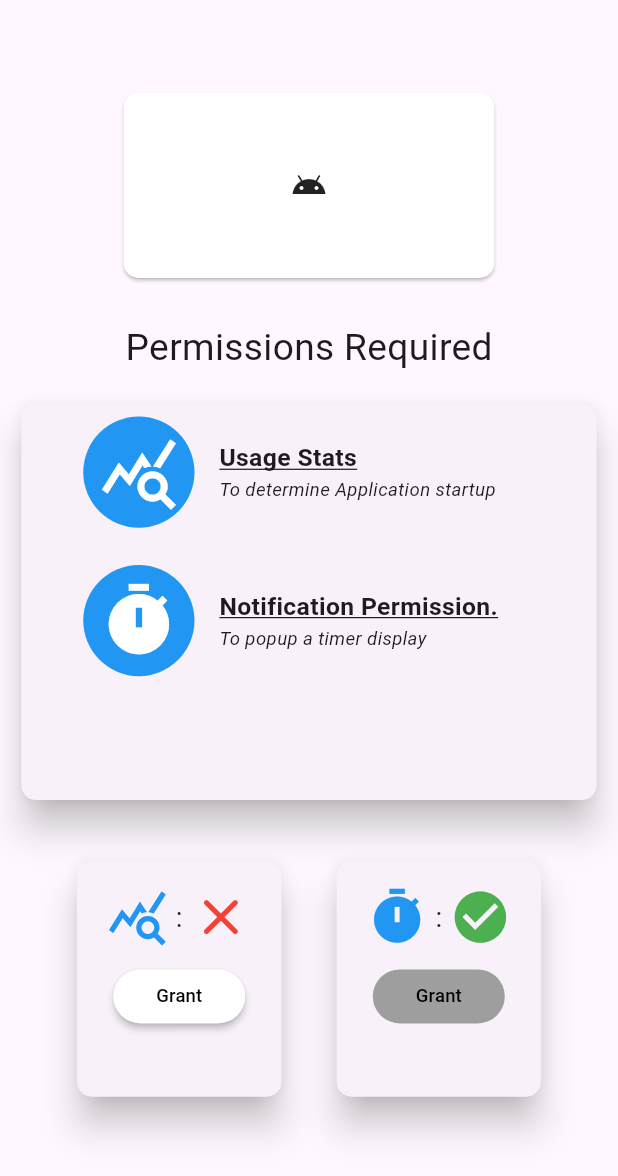
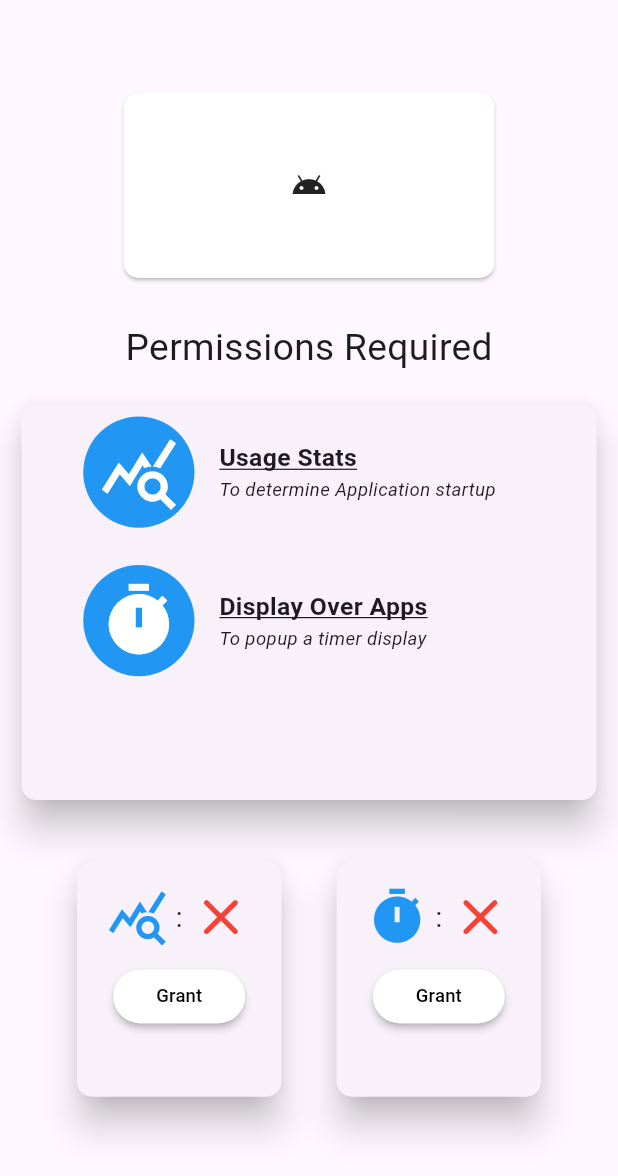
Before and after one commit to 0xharkirat/think_lite, a Flutter app: the screen it shows after launch, after a tap on "Grant", on a phone screen of 412 x 824 dp. Shown: the top 1176 px of the screen. Run offline on Flutter 3.47's test engine with Material 2 defaults, Android fonts, the phone set to English and light mode, and no system bars; our stand-ins replace flutter_local_notifications, permission_handler; missing offline and left inert: flutter_background_service, flutter_overlay_window, usage_stats.

Commit message:
permission-with-overlay

```diff
--- a/lib/main.dart
+++ b/lib/main.dart
@@ -11,10 +11,8 @@
   await _initialize();
 
   bool permissionsAvailable = await PermissionController().checkPermissions();
-
   runApp(MyApp(
     home: !permissionsAvailable?  const MyApp(home: PermissionsPage()): const MyApp(home: HomePage()),
-
   ));
 }
 
@@ -43,3 +41,7 @@
     );
   }
 }
+
+
+// This is the isolate entry for the Alert Window Service
+// It needs to be added in the main.dart file with the name "overlayMain"...(jugaadu code max by plugin dev)
--- a/lib/screens/permission_page.dart
+++ b/lib/screens/permission_page.dart
@@ -1,5 +1,6 @@
 import 'dart:async';
 import 'package:flutter/material.dart';
+import 'package:flutter_overlay_window/flutter_overlay_window.dart';
 import 'package:think_lite/screens/home_page.dart';
 import 'package:think_lite/utils/permission_controller.dart';
 
@@ -17,7 +18,7 @@ class PermissionsPage extends StatefulWidget{
 class _PermissionsPageState extends State<PermissionsPage>{
 
   bool usagePermissionGranted = false;
-  bool showNotificationPermissionGranted = false;
+  bool drawOverOtherAppsPermissionGranted = false;
   late Timer timer;
   final permissionController = PermissionController();
 
@@ -25,8 +26,11 @@ class _PermissionsPageState extends State<PermissionsPage>{
   void initState() {
     super.initState();
     timer = Timer.periodic(const Duration(seconds: 1), (timer) async{
-      usagePermissionGranted = await permissionController.checkUsageStatePermission();
-      showNotificationPermissionGranted = await permissionController.checkNotificationPermission();
+      if(!(await permissionController.checkNotificationPermission())){
+        await permissionController.askNotificationPermission();
+      }
+      usagePermissionGranted = (await permissionController.checkUsageStatePermission());
+      drawOverOtherAppsPermissionGranted = await permissionController.checkOverlayPermission();
       setState(() {});
     });
   }
@@ -57,11 +61,11 @@ class _PermissionsPageState extends State<PermissionsPage>{
               children: [
                 _usagePermissionWidget(),
                 SizedBox(width: screenWidth*0.07,),
-                _showNotificationPermissionWidget(),
+                _overlayWidgetPermissionWidget(),
               ],
             ),
             const Spacer(),
-            showNotificationPermissionGranted && usagePermissionGranted ? _continueToAppButton() : const SizedBox.shrink(),
+            drawOverOtherAppsPermissionGranted && usagePermissionGranted ? _continueToAppButton() : const SizedBox.shrink(),
             SizedBox(height: screenHeight*0.02,)
           ],
         )
@@ -133,7 +137,7 @@ class _PermissionsPageState extends State<PermissionsPage>{
                   Column(
                     crossAxisAlignment: CrossAxisAlignment.start,
                     children: [
-                      Text("Notification Permission.", style: TextStyle(fontSize: screenWidth*0.04,fontWeight: FontWeight.bold, decoration: TextDecoration.underline),),
+                      Text("Display Over Apps", style: TextStyle(fontSize: screenWidth*0.04,fontWeight: FontWeight.bold, decoration: TextDecoration.underline),),
                       Text("To popup a timer display", style: TextStyle(fontSize: screenWidth*0.03, fontStyle: FontStyle.italic),)
                     ],
                   )
@@ -147,6 +151,7 @@ class _PermissionsPageState extends State<PermissionsPage>{
   }
 
   Widget _continueToAppButton(){
+    final double screenHeight = MediaQuery.of(context).size.height;
     final double screenWidth = MediaQuery.of(context).size.width;
 
     return MaterialButton(
@@ -154,7 +159,7 @@ class _PermissionsPageState extends State<PermissionsPage>{
         borderRadius: BorderRadius.circular(20),
       ),
       padding: const EdgeInsets.all(10),
-      onPressed: (showNotificationPermissionGranted && usagePermissionGranted)
+      onPressed: (drawOverOtherAppsPermissionGranted && usagePermissionGranted)
           ? () => Navigator.pushReplacement(context, MaterialPageRoute(builder: (BuildContext context) => const HomePage()))
           : null,
       color: Colors.white,
@@ -217,7 +222,7 @@ class _PermissionsPageState extends State<PermissionsPage>{
     );
   }
 
-  Widget _showNotificationPermissionWidget(){
+  Widget _overlayWidgetPermissionWidget(){
     final double screenHeight = MediaQuery.of(context).size.height;
     final double screenWidth = MediaQuery.of(context).size.width;
 
@@ -238,10 +243,10 @@ class _PermissionsPageState extends State<PermissionsPage>{
                 Icon(Icons.timer, size: screenWidth*0.1, color: Colors.blue,),
                 Text(" : ", style: TextStyle(fontSize: screenWidth*0.045),),
                 Icon(
-                  showNotificationPermissionGranted
+                  drawOverOtherAppsPermissionGranted
                       ? Icons.check_circle_sharp
                       : Icons.close_rounded,
-                  color: showNotificationPermissionGranted
+                  color: drawOverOtherAppsPermissionGranted
                       ? Colors.green
                       : Colors.red,
                   size: screenWidth*0.1,
@@ -257,10 +262,10 @@ class _PermissionsPageState extends State<PermissionsPage>{
               ),
               color: Colors.white,
               disabledColor: Colors.grey,
-              onPressed: showNotificationPermissionGranted
+              onPressed: drawOverOtherAppsPermissionGranted
                   ? null
                   : () async{
-                await permissionController.askNotificationPermission();
+                await _askForDisplayOverWidgetsPermission();
                 setState(() {});
               },
               child: Text("Grant", style: TextStyle(fontSize: screenWidth*0.03, color: Colors.black),),
@@ -271,5 +276,12 @@ class _PermissionsPageState extends State<PermissionsPage>{
     );
   }
 
+  _askForDisplayOverWidgetsPermission() async{
+    bool? overlayPermissionsGranted = await permissionController.askOverlayPermission();
+    if(overlayPermissionsGranted != null && !overlayPermissionsGranted){
+      debugPrint("Overlay Permissions not granted!");
+    }
+  }
+
 
 }
--- a/lib/utils/permission_controller.dart
+++ b/lib/utils/permission_controller.dart
@@ -1,7 +1,10 @@
+import 'package:flutter/material.dart';
+import 'package:flutter/services.dart';
 import 'package:permission_handler/permission_handler.dart';
 import 'package:usage_stats/usage_stats.dart';
 
 class PermissionController {
+  static const platform = MethodChannel('flutter.native/helper');
 
   Future<bool> checkPermissions() async {
     return await checkNotificationPermission() &&
@@ -30,4 +33,33 @@ class PermissionController {
     await UsageStats.grantUsagePermission();
   }
 
+  Future<bool> checkOverlayPermission() async {
+    try {
+      return await platform
+          .invokeMethod('checkOverlayPermission')
+          .then((value) {
+        return value as bool;
+        // Update any Riverpod state notifier if necessary
+
+      });
+    } on PlatformException catch (e) {
+      // Handle exceptions
+      debugPrint(e.message);
+      return false;
+    }
+  }
+
+  /// Ask overlay permissions.
+  Future<bool> askOverlayPermission() async {
+    try {
+      return await platform.invokeMethod('askOverlayPermission').then((value) {
+        return (value as bool);
+
+      });
+    } on PlatformException catch (e) {
+      // Handle exceptions
+      return false;
+    }
+  }
+
 }
--- a/pubspec.yaml
+++ b/pubspec.yaml
@@ -19,6 +19,7 @@ dependencies:
   flutter_background_service: ^5.0.5
   flutter_local_notifications: ^16.2.0
   permission_handler: ^11.0.1
+  flutter_overlay_window: ^0.4.3
 
 dev_dependencies:
   flutter_test:
```
Also changed, not shown: lib/screens/overlay_page.dart (added, +32 -0 lines), lib/service/alert_dialog_service.dart (added, +16 -0 lines), lib/utils/alert_dialog_utils.dart (added, +16 -0 lines), lib/widgets/alert_dialog_header.dart (added, +48 -0 lines), 2 other files.
